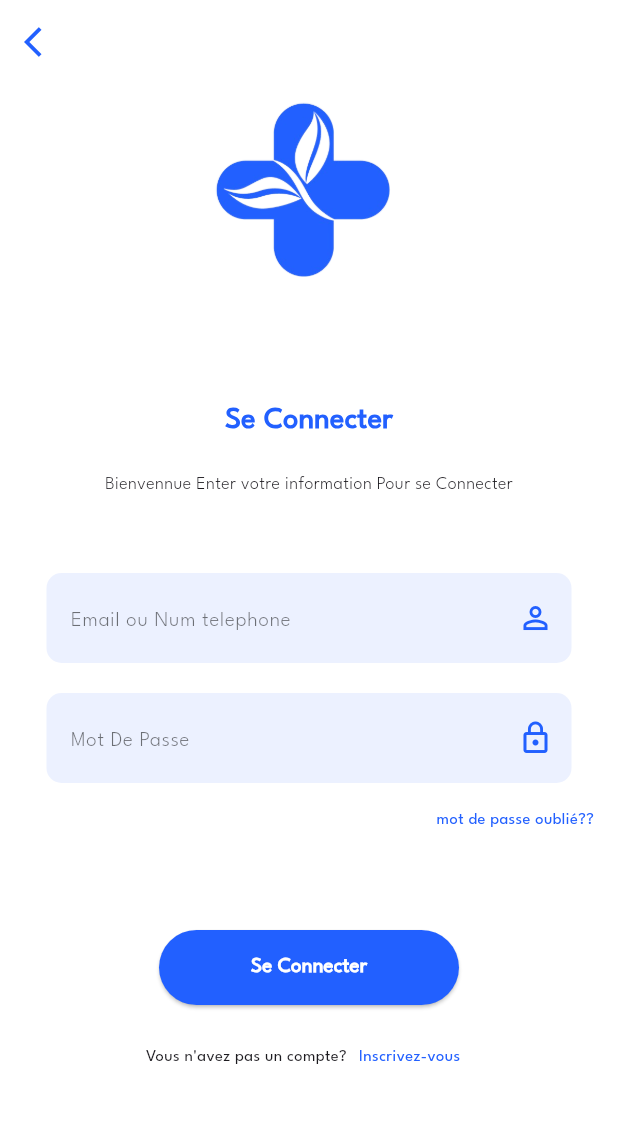
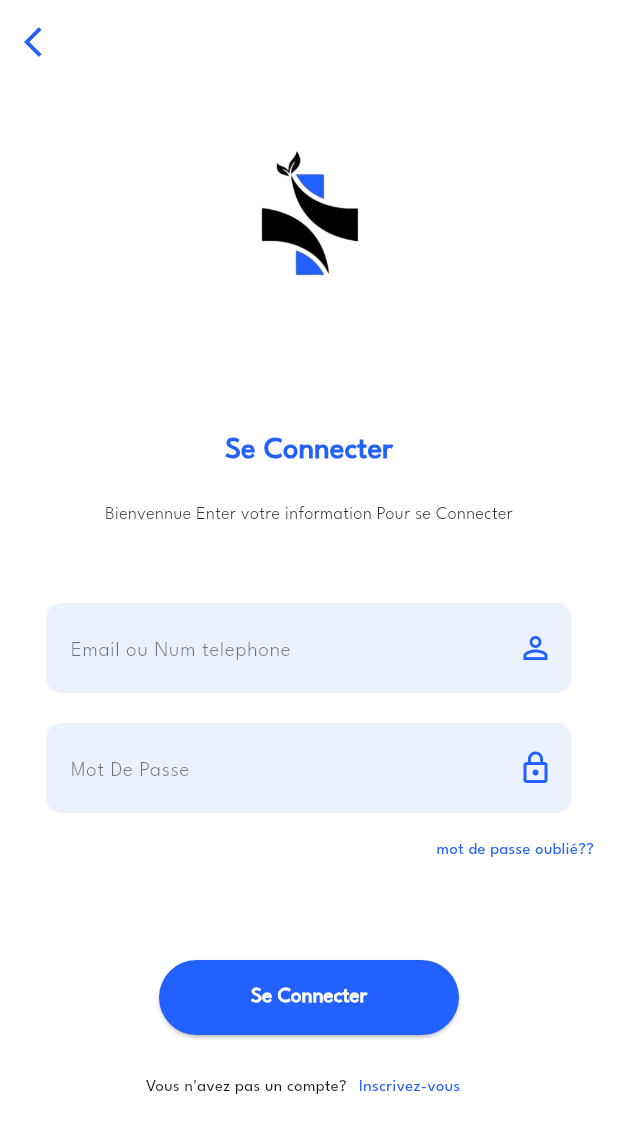
Before and after one commit to Lyna-li/Health, a Flutter app: the screen it shows after launch, after a tap on "Se Connecter", on a phone screen of 412 x 824 dp. Shown: the top 1133 px of the screen. Run offline on Flutter 3.47's test engine with Material 3 defaults, Android fonts, the phone set to English and light mode, and no system bars; our stand-ins replace get.

Commit message:
Updated logo and image of the app ,addesd the KeyboaredType and obscureText to the TextField componant

```diff
--- a/lib/App/core/componants/text_field.dart
+++ b/lib/App/core/componants/text_field.dart
@@ -11,6 +11,8 @@ class Information extends StatelessWidget {
   final double height;
   final Widget icon;
   final Color? iconcolor;
+  final TextInputType keyboardType;
+  final bool obscureText;
 
   const Information({
     super.key,
@@ -22,6 +24,8 @@ class Information extends StatelessWidget {
     this.width = 350,
     this.height = 60,
     required this.icon,
+    required this.keyboardType,
+    required this.obscureText,
   });
 
   @override
@@ -38,8 +42,11 @@ class Information extends StatelessWidget {
         child: TextField(
               controller: controller,
               cursorColor:AppColors.primary,
+              keyboardType:keyboardType,
+              obscureText: obscureText,
               decoration: InputDecoration(
                 hintText: hint,
+
                 hintStyle: TextStyle(color: textColor,fontWeight: FontWeight.w200,fontSize: 14,fontFamily: "League"),
                 border: OutlineInputBorder(
                   borderRadius: BorderRadius.circular(10),
--- a/lib/App/modules/forgotpassword/views/forgotpassword_view.dart
+++ b/lib/App/modules/forgotpassword/views/forgotpassword_view.dart
@@ -43,9 +43,9 @@ class ForgotpasswordView extends GetView<ForgotpasswordController>{
               ),),
 
             SizedBox(height: 100),
-            Information(hint: "Mot De Passe", controller:emailcontroller,  icon: Icon(Icons.lock_outline,color: AppColors.primary,),backgroundColor: AppColors.secondary),
+            Information(hint: "Mot De Passe",keyboardType: TextInputType.visiblePassword,obscureText: true, controller:emailcontroller,  icon: Icon(Icons.lock_outline,color: AppColors.primary,),backgroundColor: AppColors.secondary),
             SizedBox(height: 20),
-            Information(hint: "Confirme Mot De Passe", controller:passwordcontroller,  icon: Icon(Icons.lock_outline,color: AppColors.primary,),backgroundColor: AppColors.secondary),
+            Information(hint: "Confirme Mot De Passe", keyboardType: TextInputType.visiblePassword,obscureText: true,controller:passwordcontroller,  icon: Icon(Icons.lock_outline,color: AppColors.primary,),backgroundColor: AppColors.secondary),
 
             SizedBox(height: 50),
             CustomButton(text: "Créer un nouveaux ", onPressed:(){},backgroundColor: AppColors.primary
--- a/lib/App/modules/login/views/login_view.dart
+++ b/lib/App/modules/login/views/login_view.dart
@@ -40,12 +40,12 @@ class LoginView extends GetView<LoginController>{
           children: [
 
             Image.asset(
-              "assets/images/register.png",
-              width: 150,
-              height: 150,
+              "assets/images/apA.png",
+              width: 190,
+              height: 190,
               fit: BoxFit.cover,
             ),
-            SizedBox(height: 60),
+            SizedBox(height: 40),
             CustomTitle(text:"Se Connecter"),
              SizedBox(height: 20),
              Text("Bienvennue Enter votre information Pour se Connecter",style: TextStyle(fontWeight: FontWeight.w300,fontSize:12,fontFamily: "League"
@@ -53,9 +53,9 @@ class LoginView extends GetView<LoginController>{
 
 
             SizedBox(height: 50),
-            Information(hint: "Email ou Num telephone", controller:emailcontroller,  icon: Icon(Icons.person_outline,color: AppColors.primary,),backgroundColor: AppColors.secondary),
+            Information(hint: "Email ou Num telephone",keyboardType: TextInputType.text,obscureText: false, controller:emailcontroller,  icon: Icon(Icons.person_outline,color: AppColors.primary,),backgroundColor: AppColors.secondary),
             SizedBox(height: 20),
-            Information(hint: "Mot De Passe", controller:passwordcontroller,  icon: Icon(Icons.lock_outline,color: AppColors.primary,),backgroundColor: AppColors.secondary,),
+            Information(hint: "Mot De Passe", controller:passwordcontroller, keyboardType: TextInputType.visiblePassword,obscureText: true, icon: Icon(Icons.lock_outline,color: AppColors.primary,),backgroundColor: AppColors.secondary,),
             Row(mainAxisAlignment:MainAxisAlignment.end,
             children: [
               Padding(
--- a/lib/App/modules/register/views/register_view.dart
+++ b/lib/App/modules/register/views/register_view.dart
@@ -26,9 +26,9 @@ class RegisterView extends GetView<RegisterController> {
               CrossAxisAlignment.center, // Center everything horizontally
           children: [
             Image.asset(
-              "assets/images/register.png",
-              width: 150,
-              height: 150,
+              "assets/images/apA.png",
+              width: 170,
+              height: 170,
               fit: BoxFit.cover,
             ),
             Text(
--- a/lib/App/modules/splash/bindings/splash_binding.dart
+++ /dev/null
@@ -1,12 +0,0 @@
-import 'package:get/get.dart';
-
-import '../controllers/splash_controller.dart';
-
-class SplashBinding extends Bindings {
-  @override
-  void dependencies() {
-    Get.lazyPut<SplashController>(
-      () => SplashController(),
-    );
-  }
-}
--- a/lib/App/modules/splash/views/splash_view.dart
+++ /dev/null
@@ -1,55 +0,0 @@
-import 'dart:async';
-import 'dart:ui';
-
-import 'package:flutter/material.dart';
-import 'package:get/get.dart';
-import 'package:pfe_project/App/core/style/colors.dart';
-
-class SplashView extends StatelessWidget {
-  const SplashView({super.key});
-
-  @override
-  Widget build(BuildContext context) {
-    // Navigate to Home after 3 seconds
-    Future.delayed(Duration(seconds: 2), () {
-      Get.offNamed('/register');
-    });
-
-    return Scaffold(
-      body: Stack(
-        children: [
-          Positioned.fill(
-            child: ImageFiltered(
-              imageFilter: ImageFilter.blur(sigmaX: 20, sigmaY: 20),
-              child: Container(
-                decoration: BoxDecoration(
-                  gradient: LinearGradient(
-                    colors: [
-                      // ignore: deprecated_member_use
-                      AppColors.primary.withOpacity(0.7), // Blue
-                      // ignore: deprecated_member_use
-                      AppColors.secondary.withOpacity(0.2), // Darker Blue
-                    ],
-                    begin: Alignment.bottomRight,
-                    end: Alignment.topLeft,
-                  ),
-                ),
-              ),
-            ),
-          ),
-          Center(
-            child:Image.asset(
-              "assets/images/splash.png",
-              width: 150,
-              height: 150,
-              fit: BoxFit.cover,
-            ),
-          )
-
-
-
-        ],
-      ),
-    );
-  }
-}
--- a/lib/App/routes/app_pages.dart
+++ b/lib/App/routes/app_pages.dart
@@ -3,9 +3,6 @@
 
 
 import 'package:get/get.dart';
-
-import 'package:pfe_project/App/modules/splash/bindings/splash_binding.dart';
-import 'package:pfe_project/App/modules/splash/views/splash_view.dart';
 
 import 'package:pfe_project/App/modules/register/bindings/register_binding.dart';
 import 'package:pfe_project/App/modules/register/views/register_view.dart';
@@ -35,7 +32,7 @@ part 'app_routes.dart';
 class AppPages {
   AppPages._();
 
-  static const INITIAL = _Paths.SPLASH;
+  static const INITIAL = _Paths.REGISTER;
 
   static final routes = [
     // GetPage(
@@ -43,11 +40,7 @@ class AppPages {
     //   page: () =>  HomeView(),
     //   binding: HomeBinding(),
     // ),
-    GetPage(
-      name: _Paths.SPLASH,
-      page: () => SplashView(),
-      binding: SplashBinding(),
-    ),
+
 
     GetPage(
       name: _Paths.REGISTER,
--- a/lib/App/routes/app_routes.dart
+++ b/lib/App/routes/app_routes.dart
@@ -7,7 +7,7 @@ abstract class Routes {
   Routes._();
   //common routes
 
-  static const SPLASH = _Paths.SPLASH ;
+
   static const REGISTER = _Paths.REGISTER ;
   static const LOGIN = _Paths.LOGIN ;
   static const FORGOTPASSWORD = _Paths.FORGOTPASSWORD ;
@@ -23,7 +23,6 @@ abstract class Routes {
 abstract class _Paths {
   _Paths._();
 
-  static const  SPLASH = '/splash';
   static const  REGISTER = '/register';
    static const  LOGIN = '/login';
    static const  FORGOTPASSWORD= '/forgotpassword';
```
Also changed, not shown: lib/App/modules/forgotpassword/views/login_view.dart (deleted, +0 -85 lines), lib/App/modules/signup_doctor/views/signup_doctor_c_view.dart (+12 -0 lines), lib/App/modules/signup_doctor/views/signup_doctor_h_view.dart (+8 -0 lines), lib/App/modules/signup_doctor/views/signup_doctor_view.dart (+12 -0 lines), lib/App/modules/signup_patient/views/signup_patient_view.dart (+16 -0 lines), lib/App/modules/splash/controllers/splash_controller.dart (deleted, +0 -16 lines), pubspec.yaml (+12 -2 lines), assets/images/apA.png (added), assets/images/app.png (added), pubspec.lock, 36 other files.
